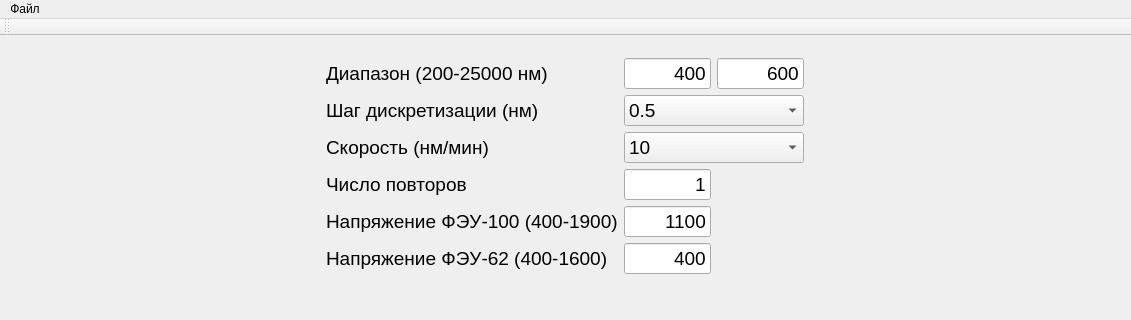
vixfwis/mdr, file mdr/ui/mono_ui_wnd.ui: the form before one commit; both pictures show x 0 to 1131 and y 0 to 320 of the 1131 by 656 pixel window.
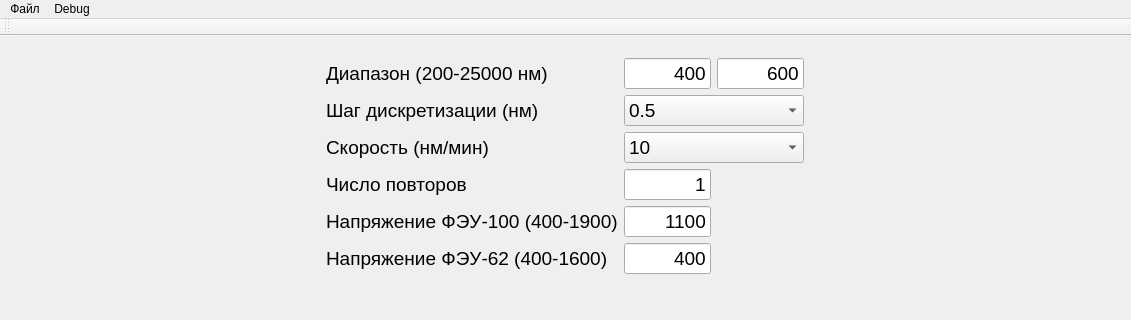
The form after the commit.

Commit message: debug window draft

The edit to the form file:
```diff
--- a/mdr/ui/mono_ui_wnd.ui
+++ b/mdr/ui/mono_ui_wnd.ui
@@ -362,7 +362,14 @@
     <addaction name="separator"/>
     <addaction name="menuExit"/>
    </widget>
+   <widget class="QMenu" name="menuDebug">
+    <property name="title">
+     <string>Debug</string>
+    </property>
+    <addaction name="actionShow"/>
+   </widget>
    <addaction name="menu"/>
+   <addaction name="menuDebug"/>
   </widget>
   <widget class="QToolBar" name="mainToolBar">
    <attribute name="toolBarArea">
```
Left out of the diff: 44 changed lines with no effect on the pictures. The commit also changes 9 other files.
